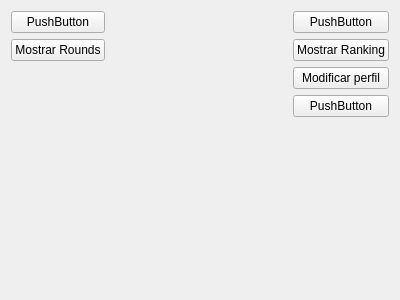
The window that gameboard.ui (Sunimik1975/ihm_4connect) describes before a commit, drawn with Qt 5.
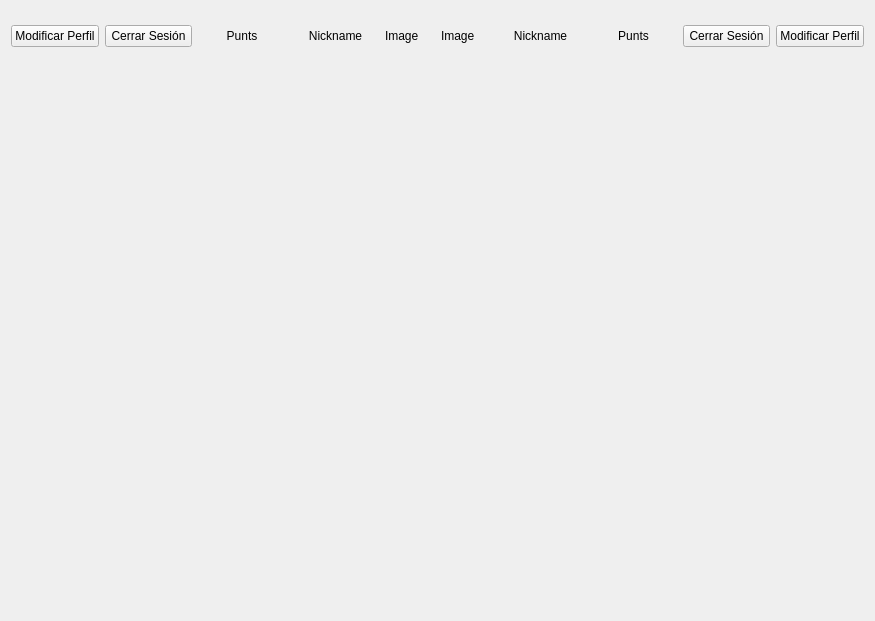
The same window after the commit.

Commit message: funciona bien sigle y player

Diff of the .ui file:
```diff
--- a/gameboard.ui
+++ b/gameboard.ui
@@ -6,63 +6,131 @@
    <rect>
     <x>0</x>
     <y>0</y>
-    <width>400</width>
-    <height>300</height>
+    <width>875</width>
+    <height>621</height>
    </rect>
   </property>
   <property name="windowTitle">
    <string>Form</string>
   </property>
   <layout class="QGridLayout" name="gridLayout">
-   <item row="0" column="1">
-    <spacer name="horizontalSpacer">
-     <property name="orientation">
-      <enum>Qt::Orientation::Horizontal</enum>
-     </property>
-     <property name="sizeHint" stdset="0">
-      <size>
-       <width>40</width>
-       <height>20</height>
-      </size>
-     </property>
-    </spacer>
-   </item>
-   <item row="1" column="0">
-    <widget class="QPushButton" name="Mostrar_rounds">
-     <property name="text">
-      <string>Mostrar Rounds</string>
-     </property>
-    </widget>
-   </item>
    <item row="0" column="0">
-    <widget class="QPushButton" name="cerrarPushButton">
-     <property name="text">
-      <string>PushButton</string>
-     </property>
-    </widget>
-   </item>
+    <layout class="QGridLayout" name="gridLayout_2">
    <item row="0" column="2">
+      <layout class="QHBoxLayout" name="horizontalLayout_7">
+       <item>
+        <widget class="QLabel" name="label_player2_avatar">
+         <property name="minimumSize">
+          <size>
+           <width>50</width>
+           <height>50</height>
+          </size>
+         </property>
+         <property name="maximumSize">
+          <size>
+           <width>50</width>
+           <height>50</height>
+          </size>
+         </property>
+         <property name="text">
+          <string>Image</string>
+         </property>
+        </widget>
+       </item>
+       <item>
+        <widget class="QLabel" name="label_player2_name">
+         <property name="text">
+          <string>Nickname</string>
+         </property>
+         <property name="alignment">
+          <set>Qt::AlignmentFlag::AlignCenter</set>
+         </property>
+        </widget>
+       </item>
+       <item>
+        <widget class="QLabel" name="label_player2_points">
+         <property name="text">
+          <string>Punts</string>
+         </property>
+         <property name="alignment">
+          <set>Qt::AlignmentFlag::AlignCenter</set>
+         </property>
+        </widget>
+       </item>
+       <item>
     <widget class="QPushButton" name="cerrarPushButton2">
      <property name="text">
-      <string>PushButton</string>
+          <string>Cerrar Sesión</string>
      </property>
     </widget>
    </item>
-   <item row="1" column="2">
-    <widget class="QPushButton" name="rankingbutton">
-     <property name="text">
-      <string>Mostrar Ranking</string>
-     </property>
-    </widget>
-   </item>
-   <item row="2" column="2">
+       <item>
     <widget class="QPushButton" name="modifyProfileButton2">
      <property name="text">
-      <string>Modificar perfil</string>
+          <string>Modificar Perfil</string>
      </property>
     </widget>
    </item>
-   <item row="4" column="0">
+      </layout>
+     </item>
+     <item row="0" column="1">
+      <layout class="QHBoxLayout" name="horizontalLayout_5">
+       <item>
+        <widget class="QPushButton" name="modifyProfileButton1">
+         <property name="text">
+          <string>Modificar Perfil</string>
+         </property>
+        </widget>
+       </item>
+       <item>
+        <widget class="QPushButton" name="cerrarPushButton">
+         <property name="text">
+          <string>Cerrar Sesión</string>
+         </property>
+        </widget>
+       </item>
+       <item>
+        <widget class="QLabel" name="label_player1_points">
+         <property name="text">
+          <string>Punts</string>
+         </property>
+         <property name="alignment">
+          <set>Qt::AlignmentFlag::AlignCenter</set>
+         </property>
+        </widget>
+       </item>
+       <item>
+        <widget class="QLabel" name="label_player1_name">
+         <property name="text">
+          <string>Nickname</string>
+         </property>
+         <property name="alignment">
+          <set>Qt::AlignmentFlag::AlignCenter</set>
+         </property>
+        </widget>
+       </item>
+       <item>
+        <widget class="QLabel" name="label_player1_avatar">
+         <property name="minimumSize">
+          <size>
+           <width>50</width>
+           <height>50</height>
+          </size>
+         </property>
+         <property name="maximumSize">
+          <size>
+           <width>50</width>
+           <height>50</height>
+          </size>
+         </property>
+         <property name="text">
+          <string>Image</string>
+         </property>
+        </widget>
+       </item>
+      </layout>
+     </item>
+     <item row="2" column="2">
     <spacer name="verticalSpacer">
      <property name="orientation">
       <enum>Qt::Orientation::Vertical</enum>
@@ -70,17 +138,12 @@
      <property name="sizeHint" stdset="0">
       <size>
        <width>20</width>
-       <height>249</height>
+         <height>40</height>
       </size>
      </property>
     </spacer>
    </item>
-   <item row="3" column="2">
-    <widget class="QPushButton" name="caca">
-     <property name="text">
-      <string>PushButton</string>
-     </property>
-    </widget>
+    </layout>
    </item>
   </layout>
  </widget>
```
Lines whose indentation alone changed are shown as unchanged. The commit also changes 2 other files.
